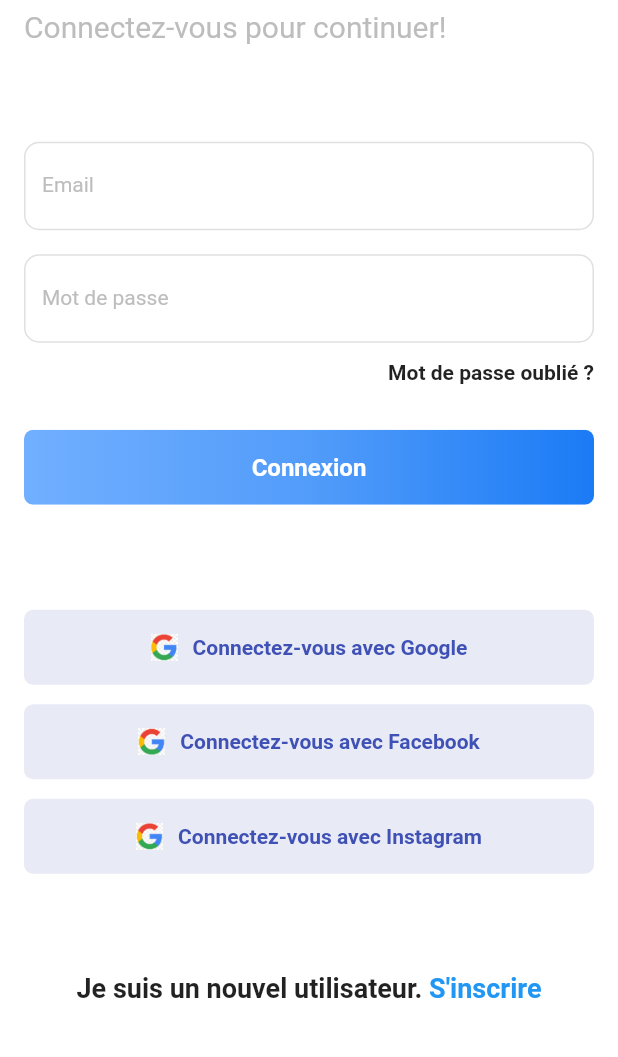
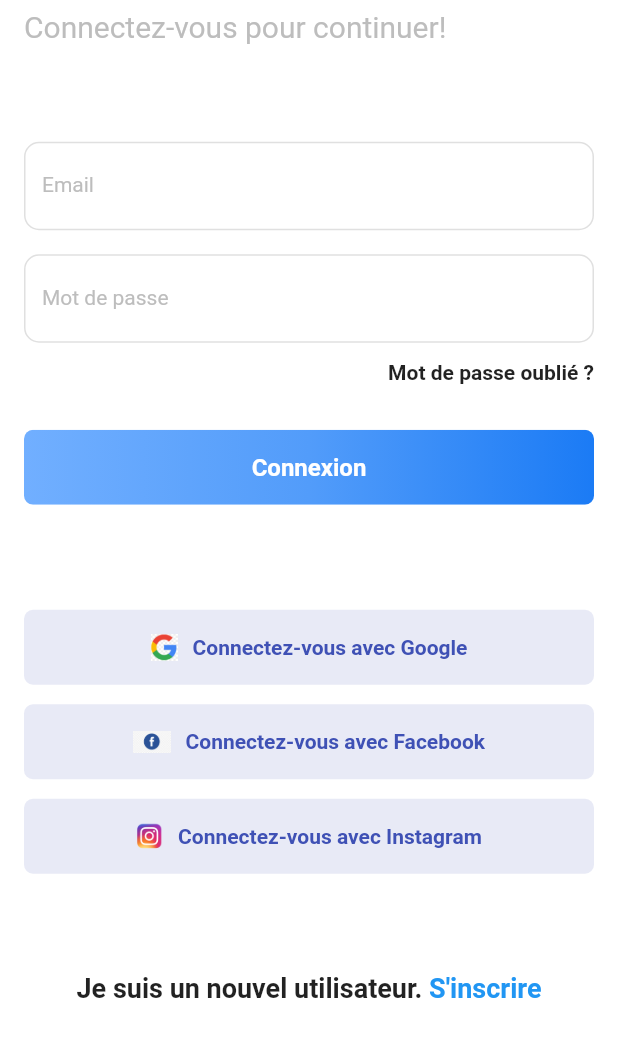
Before and after one commit to Hug0x0/PetsMeetapp, a Flutter app: the screen it shows after launch, on a phone screen of 412 x 824 dp, the part 120-1177 px from its top. Run offline on Flutter 3.47's test engine with Material 2 defaults, Android fonts, the phone set to English and light mode, and no system bars; our stand-ins replace cached_network_image, cloud_firestore, email_validator, firebase_auth, firebase_core, google_maps_flutter; missing offline and left inert: map; accounts and stored records are empty.

```diff
--- a/lib/screens/connection.dart
+++ b/lib/screens/connection.dart
@@ -217,9 +217,9 @@ class _ConnectionState extends State<Connection> {
                         mainAxisAlignment: MainAxisAlignment.center,
                         children: <Widget>[
                           Image.asset(
-                            "assets/google.png",
-                            height: 18,
-                            width: 18,
+                            "assets/facebook.png",
+                            height: 25,
+                            width: 25,
                           ),
                           SizedBox(
                             width: 10,
@@ -250,7 +250,7 @@ class _ConnectionState extends State<Connection> {
                         mainAxisAlignment: MainAxisAlignment.center,
                         children: <Widget>[
                           Image.asset(
-                            "assets/google.png",
+                            "assets/instagram.png",
                             height: 18,
                             width: 18,
                           ),
```
Also changed, not shown: assets/facebook.png (added), assets/instagram.png (added).
